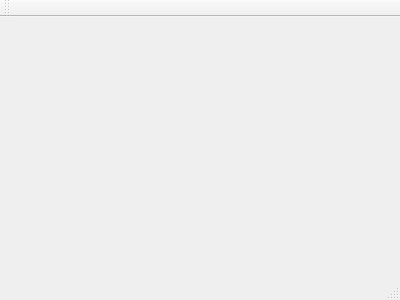
The window that MainWindow.ui (Kampfgnom/QPokentroller) describes before a commit, drawn with Qt 5.
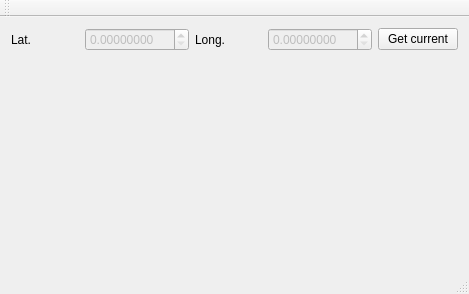
The same window after the commit.

Commit message: Get current location

The edit to the form file:
```diff
--- a/MainWindow.ui
+++ b/MainWindow.ui
@@ -6,8 +6,8 @@
    <rect>
     <x>0</x>
     <y>0</y>
-    <width>400</width>
-    <height>300</height>
+    <width>469</width>
+    <height>294</height>
    </rect>
   </property>
   <property name="focusPolicy">
@@ -16,7 +16,76 @@
   <property name="windowTitle">
    <string>MainWindow</string>
   </property>
-  <widget class="QWidget" name="centralWidget"/>
+  <widget class="QWidget" name="centralWidget">
+   <layout class="QGridLayout" name="gridLayout">
+    <item row="0" column="1">
+     <widget class="QDoubleSpinBox" name="doubleSpinBoxLatitude">
+      <property name="enabled">
+       <bool>false</bool>
+      </property>
+      <property name="decimals">
+       <number>8</number>
+      </property>
+      <property name="maximum">
+       <double>180.000000000000000</double>
+      </property>
+      <property name="singleStep">
+       <double>0.000100000000000</double>
+      </property>
+     </widget>
+    </item>
+    <item row="0" column="3">
+     <widget class="QDoubleSpinBox" name="doubleSpinBoxLongitude">
+      <property name="enabled">
+       <bool>false</bool>
+      </property>
+      <property name="decimals">
+       <number>8</number>
+      </property>
+      <property name="maximum">
+       <double>180.000000000000000</double>
+      </property>
+      <property name="singleStep">
+       <double>0.000100000000000</double>
+      </property>
+     </widget>
+    </item>
+    <item row="0" column="2">
+     <widget class="QLabel" name="label_2">
+      <property name="text">
+       <string>Long.</string>
+      </property>
+     </widget>
+    </item>
+    <item row="1" column="2">
+     <spacer name="verticalSpacer">
+      <property name="orientation">
+       <enum>Qt::Vertical</enum>
+      </property>
+      <property name="sizeHint" stdset="0">
+       <size>
+        <width>20</width>
+        <height>40</height>
+       </size>
+      </property>
+     </spacer>
+    </item>
+    <item row="0" column="0">
+     <widget class="QLabel" name="label">
+      <property name="text">
+       <string>Lat.</string>
+      </property>
+     </widget>
+    </item>
+    <item row="0" column="4">
+     <widget class="QPushButton" name="pushButtonGetCurrentLocation">
+      <property name="text">
+       <string>Get current</string>
+      </property>
+     </widget>
+    </item>
+   </layout>
+  </widget>
   <widget class="QMenuBar" name="menuBar">
    <property name="geometry">
     <rect>
```
Left out of the diff: 2 changed lines with no effect on the pictures. The commit also changes 2 other files.
